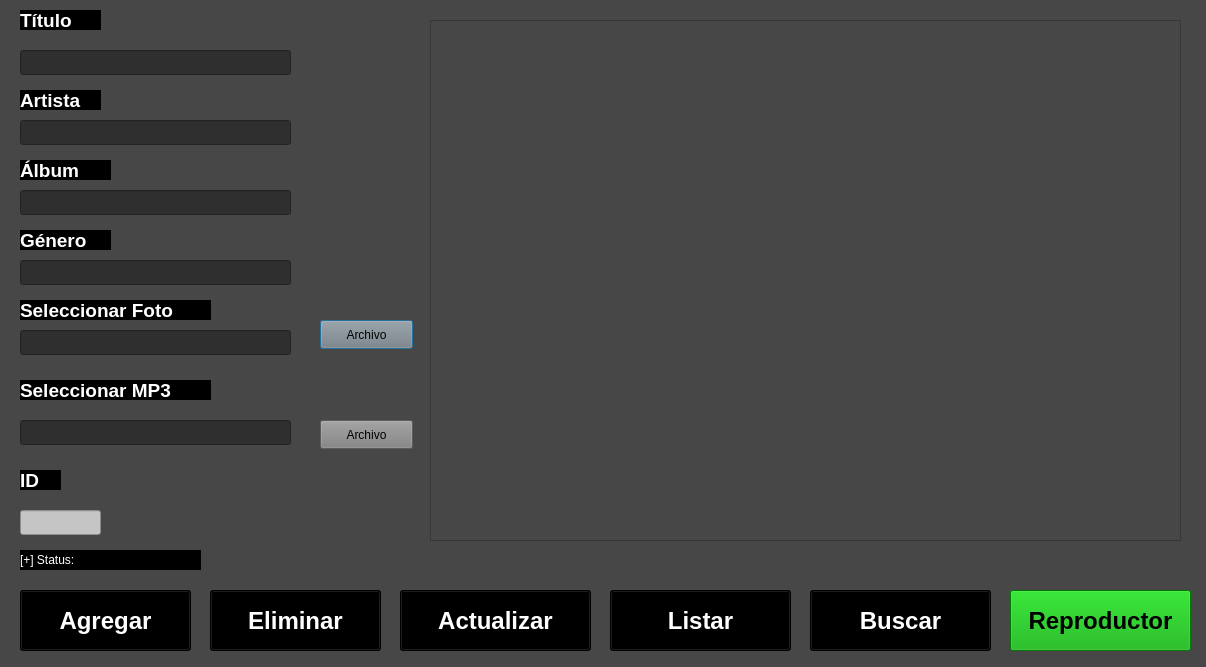
Old version of the form GestorCanciones/principal.ui in the repository J-Pinos3/EJERCICIOS_CPP.
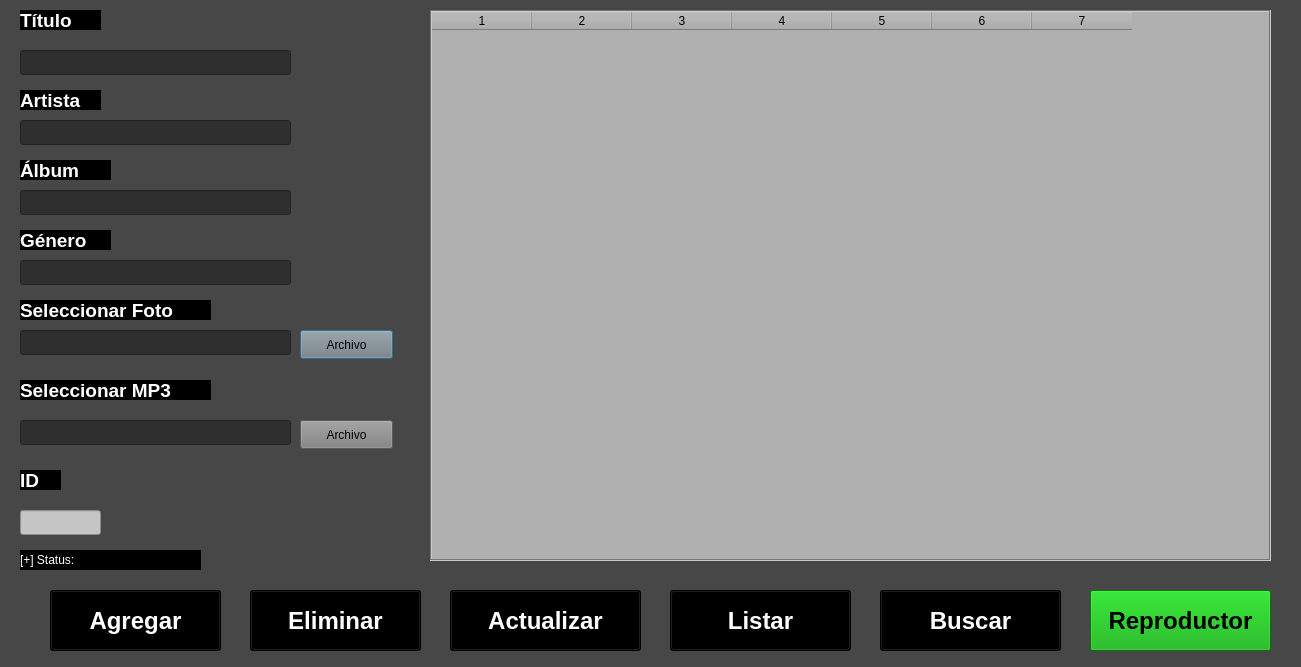
New version of the form.

Commit message: Listar canciones funcional con tableiwdget

```diff
--- a/GestorCanciones/principal.ui
+++ b/GestorCanciones/principal.ui
@@ -6,7 +6,7 @@
    <rect>
     <x>0</x>
     <y>0</y>
-    <width>1206</width>
+    <width>1301</width>
     <height>667</height>
    </rect>
   </property>
@@ -265,8 +265,8 @@
   <widget class="QPushButton" name="fileFoto">
    <property name="geometry">
     <rect>
-     <x>320</x>
-     <y>320</y>
+     <x>300</x>
+     <y>330</y>
      <width>93</width>
      <height>29</height>
     </rect>
@@ -284,7 +284,7 @@
   <widget class="QPushButton" name="fileMp3">
    <property name="geometry">
     <rect>
-     <x>320</x>
+     <x>300</x>
      <y>420</y>
      <width>93</width>
      <height>29</height>
@@ -303,7 +303,7 @@
   <widget class="QPushButton" name="btnAgregar">
    <property name="geometry">
     <rect>
-     <x>20</x>
+     <x>50</x>
      <y>590</y>
      <width>171</width>
      <height>61</height>
@@ -329,7 +329,7 @@
   <widget class="QPushButton" name="btnEliminar">
    <property name="geometry">
     <rect>
-     <x>210</x>
+     <x>250</x>
      <y>590</y>
      <width>171</width>
      <height>61</height>
@@ -355,7 +355,7 @@
   <widget class="QPushButton" name="btnActualizar">
    <property name="geometry">
     <rect>
-     <x>400</x>
+     <x>450</x>
      <y>590</y>
      <width>191</width>
      <height>61</height>
@@ -381,7 +381,7 @@
   <widget class="QPushButton" name="btnListar">
    <property name="geometry">
     <rect>
-     <x>610</x>
+     <x>670</x>
      <y>590</y>
      <width>181</width>
      <height>61</height>
@@ -407,7 +407,7 @@
   <widget class="QPushButton" name="btnBuscar">
    <property name="geometry">
     <rect>
-     <x>810</x>
+     <x>880</x>
      <y>590</y>
      <width>181</width>
      <height>61</height>
@@ -433,7 +433,7 @@
   <widget class="QPushButton" name="btnReproductor">
    <property name="geometry">
     <rect>
-     <x>1010</x>
+     <x>1090</x>
      <y>590</y>
      <width>181</width>
      <height>61</height>
@@ -521,15 +521,38 @@
     <bool>true</bool>
    </property>
   </widget>
-  <widget class="QTableView" name="tableViewCRUD">
+  <widget class="QTableWidget" name="tableWidget1">
    <property name="geometry">
     <rect>
      <x>430</x>
-     <y>20</y>
-     <width>751</width>
-     <height>521</height>
+     <y>10</y>
+     <width>841</width>
+     <height>551</height>
     </rect>
    </property>
+   <property name="styleSheet">
+    <string notr="true">background-color: rgb(176, 176, 176);
+color: rgb(0, 0, 0);</string>
+   </property>
+   <property name="frameShape">
+    <enum>QFrame::Box</enum>
+   </property>
+   <property name="showGrid">
+    <bool>true</bool>
+   </property>
+   <property name="rowCount">
+    <number>0</number>
+   </property>
+   <property name="columnCount">
+    <number>7</number>
+   </property>
+   <column/>
+   <column/>
+   <column/>
+   <column/>
+   <column/>
+   <column/>
+   <column/>
   </widget>
  </widget>
  <resources/>
```
The commit also changes 2 other files.
